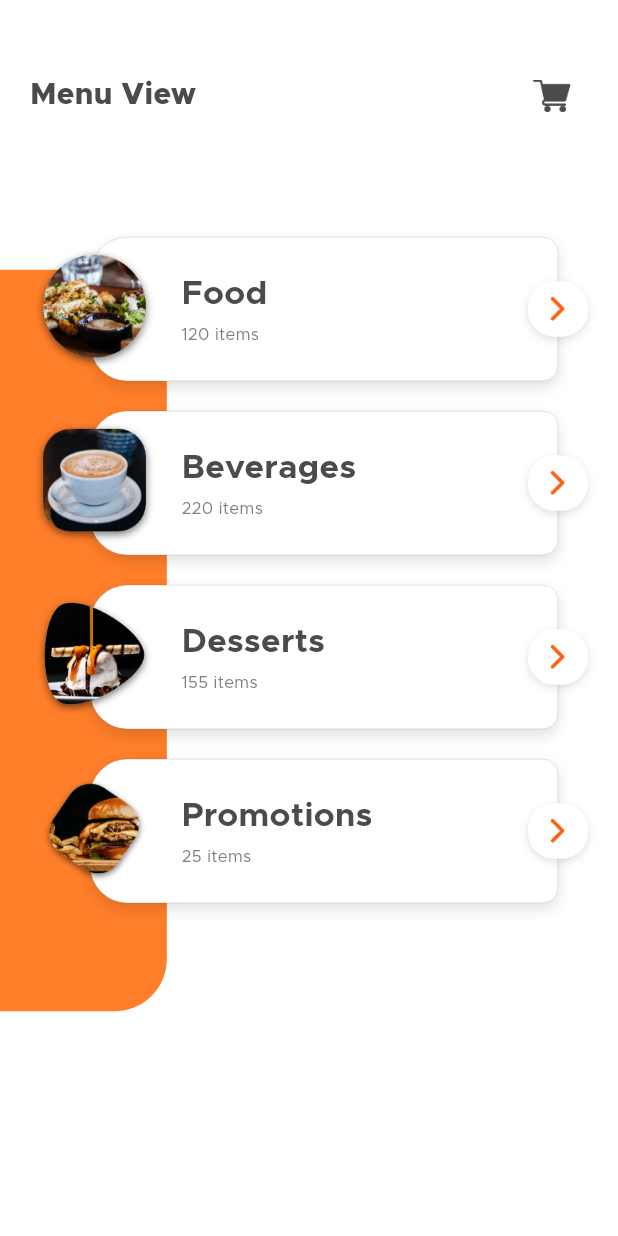
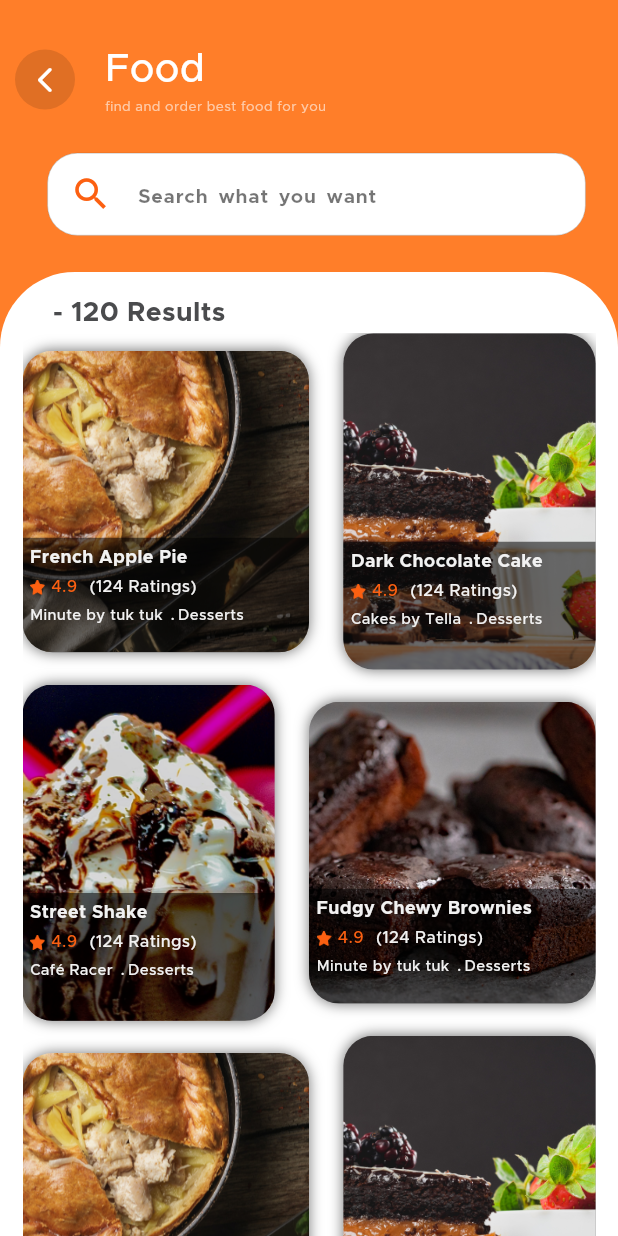
Before and after one commit to Farojeh/food-delivery-App, a Flutter app: the MenuView screen opened directly, after a tap on "Food", on a phone screen of 412 x 824 dp. Run offline on Flutter 3.47's test engine with Material 3 defaults, Android fonts, the phone set to English and light mode, and no system bars; our stand-ins replace awesome_snackbar_content, bloc, carousel_slider, device_preview, flutter_bloc, flutter_svg and 3 more; accounts and stored records are empty.

Commit message:
Menu Item View

```diff
--- /dev/null
+++ b/lib/Menu_view/menu_item_view.dart
@@ -0,0 +1,31 @@
+import 'package:advanced_project/Menu_view/controller/menu_item.dart';
+import 'package:advanced_project/Menu_view/widget/bottom_menu_item_view.dart';
+import 'package:advanced_project/Menu_view/widget/top_menu_item_view.dart';
+import 'package:advanced_project/utils/colors.dart';
+import 'package:flutter/material.dart';
+
+class MenuItemView extends StatelessWidget {
+  final MenuItem menuItem;
+  const MenuItemView({super.key, required this.menuItem});
+
+  @override
+  Widget build(BuildContext context) {
+
+    var media = MediaQuery.of(context).size;
+    return Scaffold(
+      backgroundColor: Colors.white,
+      body: Container(
+        height: media.height,
+        width: media.width,
+        color: ColorsMe.primaryback,
+        alignment: Alignment.bottomCenter,
+        child: Column(
+          children: [
+            TopMenuItemView(title: menuItem.name,),
+            BottomMenuItemView(count: menuItem.count,)
+             ],
+        ),
+      ),
+    );
+  }
+}
--- /dev/null
+++ b/lib/Menu_view/widget/bottom_menu_item_view.dart
@@ -0,0 +1,26 @@
+import 'package:advanced_project/Menu_view/widget/grid_view_menu_item.dart';
+import 'package:advanced_project/Menu_view/widget/title_result.dart';
+import 'package:flutter/material.dart';
+
+class BottomMenuItemView extends StatelessWidget {
+  final String count;
+  const BottomMenuItemView({super.key, required this.count});
+
+  @override
+  Widget build(BuildContext context) {
+    var media = MediaQuery.of(context).size;
+    return Expanded(
+      child: Container(
+        width: media.width,
+        decoration: const BoxDecoration(
+            color: Colors.white,
+            borderRadius: BorderRadius.only(
+                topLeft: Radius.circular(50), topRight: Radius.circular(50))),
+        child:  Column(
+          crossAxisAlignment: CrossAxisAlignment.start,
+          children: [TitleResult(count:count),const GridViewMenuItem()],
+        ),
+      ),
+    );
+  }
+}
--- /dev/null
+++ b/lib/Menu_view/widget/grid_view_menu_item.dart
@@ -0,0 +1,105 @@
+import 'package:advanced_project/Menu_view/widget/menu_item_custom_gridview.dart';
+import 'package:flutter/material.dart';
+import 'package:flutter_staggered_grid_view/flutter_staggered_grid_view.dart';
+
+class GridViewMenuItem extends StatelessWidget {
+  const GridViewMenuItem({super.key});
+
+  @override
+  Widget build(BuildContext context) {
+    List menuItemsArr = [
+      {
+        "image": "assets/images/dess_1.png",
+        "name": "French Apple Pie",
+        "rate": "4.9",
+        "rating": "124",
+        "type": "Minute by tuk tuk",
+        "food_type": "Desserts"
+      },
+      {
+        "image": "assets/images/dess_2.png",
+        "name": "Dark Chocolate Cake",
+        "rate": "4.9",
+        "rating": "124",
+        "type": "Cakes by Tella",
+        "food_type": "Desserts"
+      },
+      {
+        "image": "assets/images/dess_3.png",
+        "name": "Street Shake",
+        "rate": "4.9",
+        "rating": "124",
+        "type": "Café Racer",
+        "food_type": "Desserts"
+      },
+      {
+        "image": "assets/images/dess_4.png",
+        "name": "Fudgy Chewy Brownies",
+        "rate": "4.9",
+        "rating": "124",
+        "type": "Minute by tuk tuk",
+        "food_type": "Desserts"
+      },
+      {
+        "image": "assets/images/dess_1.png",
+        "name": "French Apple Pie",
+        "rate": "4.9",
+        "rating": "124",
+        "type": "Minute by tuk tuk",
+        "food_type": "Desserts"
+      },
+      {
+        "image": "assets/images/dess_2.png",
+        "name": "Dark Chocolate Cake",
+        "rate": "4.9",
+        "rating": "124",
+        "type": "Cakes by Tella",
+        "food_type": "Desserts"
+      },
+      {
+        "image": "assets/images/dess_3.png",
+        "name": "Street Shake",
+        "rate": "4.9",
+        "rating": "124",
+        "type": "Café Racer",
+        "food_type": "Desserts"
+      },
+      {
+        "image": "assets/images/dess_4.png",
+        "name": "Fudgy Chewy Brownies",
+        "rate": "4.9",
+        "rating": "124",
+        "type": "Minute by tuk tuk",
+        "food_type": "Desserts"
+      },
+    ];
+
+    return Expanded(
+      child: LayoutBuilder(
+          builder: (context, constraints) => Container(
+              margin: const EdgeInsets.symmetric(horizontal: 15),
+              height: constraints.maxHeight,
+              width: constraints.maxWidth,
+              child: GridView.custom(
+                  // physics: const NeverScrollableScrollPhysics(),
+                  // shrinkWrap: true,
+                  gridDelegate: SliverWovenGridDelegate.count(
+                    crossAxisCount: 2,
+                    mainAxisSpacing: 10,
+                    crossAxisSpacing: 0,
+                    pattern: [
+                      const WovenGridTile(0.95),
+                      const WovenGridTile(
+                        0.75,
+                        crossAxisRatio: 0.88,
+                        alignment: AlignmentDirectional.centerEnd,
+                      ),
+                    ],
+                  ),
+                  childrenDelegate: SliverChildBuilderDelegate(
+                      childCount: menuItemsArr.length,
+                      (context, index) =>
+                          MenuItemCustomGridview(obj: menuItemsArr[index]))))),
+    );
+  }
+}
--- /dev/null
+++ b/lib/Menu_view/widget/menu_item_custom_gridview.dart
@@ -0,0 +1,129 @@
+import 'package:advanced_project/utils/colors.dart';
+import 'package:flutter/material.dart';
+
+class MenuItemCustomGridview extends StatelessWidget {
+  final Map<dynamic, dynamic> obj;
+  const MenuItemCustomGridview({super.key, required this.obj});
+
+  @override
+  Widget build(BuildContext context) {
+    return LayoutBuilder(
+      builder: (context, constraints) => Container(
+        decoration: BoxDecoration(
+          boxShadow: const [
+            BoxShadow(
+              color: Colors.black54,
+              blurRadius: 7,
+            )
+          ],
+          borderRadius: BorderRadius.circular(20),
+        ),
+        child: Stack(
+          alignment: Alignment.bottomCenter,
+          children: [
+            ClipRRect(
+              borderRadius: BorderRadius.circular(20),
+              child: Image.asset(
+                obj["image"],
+                height: constraints.maxHeight,
+                width: constraints.maxWidth,
+                fit: BoxFit.cover,
+              ),
+            ),
+            Container(
+              height: constraints.maxHeight * 0.38,
+              decoration: const BoxDecoration(
+                  color: Colors.black54,
+                  borderRadius: BorderRadius.only(
+                      bottomLeft: Radius.circular(20),
+                      bottomRight: Radius.circular(20))),
+              child: Padding(
+                padding: const EdgeInsets.symmetric(horizontal: 5),
+                child: Column(
+                  crossAxisAlignment: CrossAxisAlignment.start,
+                  children: [
+                    const SizedBox(
+                      height: 5,
+                    ),
+                    Text(
+                      obj["name"],
+                      textAlign: TextAlign.center,
+                      style: TextStyle(
+                          color: ColorsMe.textbox,
+                          fontSize: 12,
+                          fontWeight: FontWeight.w700),
+                    ),
+                    const SizedBox(
+                      height: 3,
+                    ),
+                    Row(
+                      mainAxisAlignment: MainAxisAlignment.start,
+                      children: [
+                        Image.asset(
+                          "assets/images/rate.png",
+                          width: 10,
+                          height: 10,
+                          fit: BoxFit.cover,
+                        ),
+                        const SizedBox(
+                          width: 4,
+                        ),
+                        Text(
+                          obj["rate"],
+                          textAlign: TextAlign.center,
+                          style: TextStyle(
+                              color: ColorsMe.primary,
+                              fontSize: 11,
+                              fontWeight: FontWeight.w500),
+                        ),
+                        const SizedBox(
+                          width: 8,
+                        ),
+                        Text(
+                          "(${obj["rating"]} Ratings)",
+                          textAlign: TextAlign.center,
+                          style: TextStyle(
+                              color: ColorsMe.textbox,
+                              fontSize: 11,
+                              fontWeight: FontWeight.w500),
+                        ),
+                      ],
+                    ),
+                    const SizedBox(
+                      height: 3,
+                    ),
+                    Row(
+                      mainAxisAlignment: MainAxisAlignment.start,
+                      children: [
+                        Text(
+                          obj["type"],
+                          textAlign: TextAlign.center,
+                          style: style(10),
+                        ),
+                        Text(
+                          " . ",
+                          textAlign: TextAlign.center,
+                          style: style(11),
+                        ),
+                        Text(
+                          obj["food_type"],
+                          textAlign: TextAlign.center,
+                          style: style(10),
+                        ),
+                      ],
+                    )
+                  ],
+                ),
+              ),
+            )
+          ],
+        ),
+      ),
+    );
+  }
+
+  TextStyle style(double size) {
+    return TextStyle(
+        color: ColorsMe.textbox, fontSize: size, fontWeight: FontWeight.w500);
+  }
+}
--- a/lib/Menu_view/widget/menu_item_list.dart
+++ b/lib/Menu_view/widget/menu_item_list.dart
@@ -2,8 +2,10 @@ import 'package:advanced_project/Menu_view/controller/menu_item.dart';
 import 'package:advanced_project/Menu_view/cubit/menu_cubit.dart';
 import 'package:advanced_project/Menu_view/widget/menu_item_design.dart';
 import 'package:advanced_project/Menu_view/widget/menu_item_row.dart';
+import 'package:advanced_project/utils/app_router.dart';
 import 'package:flutter/material.dart';
 import 'package:flutter_bloc/flutter_bloc.dart';
+import 'package:go_router/go_router.dart';
 
 class MenuItemList extends StatelessWidget {
   const MenuItemList({super.key});
@@ -22,14 +24,7 @@ class MenuItemList extends StatelessWidget {
                 MenuItem mObj = state.menuArr[index];
                 return GestureDetector(
                   onTap: () {
-                    // Navigator.push(
-                    //   context,
-                    //   MaterialPageRoute(
-                    //     builder: (context) => MenuItemsView(
-                    //       mObj: mObj,
-                    //     ),
-                    //   ),
-                    // );
+                    GoRouter.of(context).push(AppRouter.menuitemview , extra: mObj);
                   },
                   child: Stack(
                     alignment: Alignment.centerRight,
--- /dev/null
+++ b/lib/Menu_view/widget/search_menu_item_view.dart
@@ -0,0 +1,38 @@
+import 'package:advanced_project/utils/colors.dart';
+import 'package:advanced_project/widget/custom_text_field.dart';
+import 'package:flutter/material.dart';
+
+class SearchMenuItemView extends StatelessWidget {
+  const SearchMenuItemView({super.key});
+
+  @override
+  Widget build(BuildContext context) {
+    return SizedBox(
+        width: MediaQuery.of(context).size.width * 0.9,
+        child: Card(
+            color: Colors.white.withOpacity(0),
+            shape:
+                RoundedRectangleBorder(borderRadius: BorderRadius.circular(40)),
+            elevation: 0,
+            child: CustomTextField(
+              height: 55,
+              onChanged: (value) {},
+              prefixIcon: Padding(
+                padding: const EdgeInsets.only(right: 10),
+                child: Icon(
+                  Icons.search,
+                  size: 28,
+                  color: ColorsMe.primary,
+                ),
+              ),
+              inputborder: OutlineInputBorder(
+                  borderRadius: BorderRadius.circular(20),
+                  borderSide:
+                      const BorderSide(color: Colors.black38, width: 0.3)),
+              hint: "  Search what you want",
+              hintcolor: Colors.black54,
+              hintsize: 13,
+              backgroundcolor: Colors.white,
+            )));
+  }
+}
--- /dev/null
+++ b/lib/Menu_view/widget/title_result.dart
@@ -0,0 +1,21 @@
+import 'package:advanced_project/utils/colors.dart';
+import 'package:flutter/material.dart';
+
+class TitleResult extends StatelessWidget {
+  final String count ;
+  const TitleResult({super.key, required this.count});
+
+  @override
+  Widget build(BuildContext context) {
+    return Padding(
+      padding: const EdgeInsets.only(top: 15, left: 30),
+      child: Text(
+        " - $count Results",
+        style: TextStyle(
+            fontSize: 18,
+            color: ColorsMe.primaryText,
+            fontWeight: FontWeight.bold),
+      ),
+    );
+  }
+}
--- /dev/null
+++ b/lib/Menu_view/widget/top_menu_item_view.dart
@@ -0,0 +1,26 @@
+import 'package:advanced_project/Menu_view/widget/search_menu_item_view.dart';
+import 'package:advanced_project/Menu_view/widget/top_title.dart';
+import 'package:flutter/material.dart';
+
+class TopMenuItemView extends StatelessWidget {
+  final String title ;
+  const TopMenuItemView({super.key, required this.title});
+
+  @override
+  Widget build(BuildContext context) {
+    var media = MediaQuery.of(context).size;
+    return Container(
+      padding: const EdgeInsets.only(top: 28, left: 10),
+      height: media.height * 0.22,
+      child:  Column(
+        children: [
+          TopTitle(title :title),
+          const SizedBox(
+            height: 20,
+          ),
+          const SearchMenuItemView()
+        ],
+      ),
+    );
+  }
+}
--- /dev/null
+++ b/lib/Menu_view/widget/top_title.dart
@@ -0,0 +1,54 @@
+import 'package:flutter/material.dart';
+import 'package:go_router/go_router.dart';
+
+class TopTitle extends StatelessWidget {
+  final String title ;
+  const TopTitle({super.key, required this.title});
+
+  @override
+  Widget build(BuildContext context) {
+    return Row(
+      crossAxisAlignment: CrossAxisAlignment.center,
+      children: [
+        GestureDetector(
+          onTap: () => GoRouter.of(context).pop(),
+          child: Container(
+            height: 40,
+            width: 40,
+            decoration: const BoxDecoration(
+              shape: BoxShape.circle,
+              color: Colors.black12,
+            ),
+            child: const Icon(
+              Icons.arrow_back_ios_new_rounded,
+              color: Colors.white,
+              size: 20,
+            ),
+          ),
+        ),
+        const SizedBox(
+          width: 20,
+        ),
+         Column(
+          crossAxisAlignment: CrossAxisAlignment.start,
+          children: [
+            Text(
+              title,
+              style:const TextStyle(
+                  fontSize: 26,
+                  color: Colors.white,
+                  fontWeight: FontWeight.w500),
+            ),
+           const Text(
+              "find and order best food for you",
+              style: TextStyle(
+                  fontSize: 9,
+                  color: Colors.white60,
+                  fontWeight: FontWeight.w200),
+            )
+          ],
+        ),
+      ],
+    );
+  }
+}
--- a/lib/home/widget/search_part.dart
+++ b/lib/home/widget/search_part.dart
@@ -2,7 +2,9 @@ import 'package:advanced_project/widget/custom_text_field.dart';
 import 'package:flutter/material.dart';
 
 class SearchPart extends StatelessWidget {
-  const SearchPart({super.key});
+  final double? height;
+  final Color color ;
+  const SearchPart({super.key, this.height, required this.color});
 
   @override
   Widget build(BuildContext context) {
@@ -11,6 +13,7 @@ class SearchPart extends StatelessWidget {
         shape: RoundedRectangleBorder(borderRadius: BorderRadius.circular(40)),
         elevation: 0,
         child: CustomTextField(
+          height: height,
           onChanged: (value) {},
           prefixIcon: const Padding(
             padding: EdgeInsets.only(right: 10),
@@ -31,7 +34,7 @@ class SearchPart extends StatelessWidget {
           hint: "  Search what you want",
           hintcolor: Colors.black54,
           hintsize: 13,
-          backgroundcolor: Color.fromARGB(255, 219, 219, 219).withOpacity(0.4),
+          backgroundcolor:color,
         ));
   }
 }
--- a/lib/home/widget/searh_row.dart
+++ b/lib/home/widget/searh_row.dart
@@ -18,7 +18,7 @@ class SearhRow extends StatelessWidget {
         children: [
           SizedBox(
               width: MediaQuery.of(context).size.width * 0.76,
-              child: const SearchPart()),
+              child: SearchPart(height: 53,color:const Color.fromARGB(255, 219, 219, 219).withOpacity(0.4),)),
           InkWell(
             onTap: () {
               cubit.changeshowcat(!cubit.returnshowcat());
--- a/lib/utils/app_router.dart
+++ b/lib/utils/app_router.dart
@@ -5,6 +5,8 @@ import 'package:advanced_project/Auth/views/loginview.dart';
 import 'package:advanced_project/Auth/views/reset_password_page.dart';
 import 'package:advanced_project/Auth/views/sign_up_view.dart';
 import 'package:advanced_project/Auth/views/welcom_view.dart';
+import 'package:advanced_project/Menu_view/controller/menu_item.dart';
+import 'package:advanced_project/Menu_view/menu_item_view.dart';
 import 'package:advanced_project/home/home_view.dart';
 import 'package:advanced_project/main_tab_view/main_tab_view.dart';
 import 'package:advanced_project/on_boarding/view/on_boarding_view.dart';
@@ -20,6 +22,7 @@ abstract class AppRouter {
   static const resetpassword = "/ResetPassword";
   static const onboarding = "/OnBoarding";
   static const maintabview = "/MainTabView";
+  static const menuitemview = "/MunuItemView";
 
   static final router = GoRouter(routes: [
     GoRoute(
@@ -63,5 +66,9 @@ abstract class AppRouter {
       path: maintabview,
       builder: (context, state) => const MainTabView(),
     ),
+     GoRoute(
+      path: menuitemview,
+      builder: (context, state) => MenuItemView(menuItem: state.extra as MenuItem,),
+    ),
   ]);
 }
--- a/lib/widget/custom_text_field.dart
+++ b/lib/widget/custom_text_field.dart
@@ -18,6 +18,7 @@ class CustomTextField extends StatefulWidget {
   final bool? isemail ;
   final bool? ispass ;
   final bool? iscoupon ;
+  final double? height ;
   const CustomTextField(
       {super.key,
       required this.hint,
@@ -30,7 +31,7 @@ class CustomTextField extends StatefulWidget {
       this.backgroundcolor,
       this.hintcolor,
       this.hintsize,
-      this.obscureText, this.isname, this.isemail, this.ispass, this.iscoupon});
+      this.obscureText, this.isname, this.isemail, this.ispass, this.iscoupon, this.height});
 
   @override
   State<CustomTextField> createState() => _CustomTextFieldState();
@@ -44,7 +45,7 @@ class _CustomTextFieldState extends State<CustomTextField> {
     return Padding(
       padding: const EdgeInsets.symmetric(horizontal: 2),
       child: SizedBox(
-        height: 53,
+        height:widget.height??null,
         child: TextFormField(
           obscureText: widget.obscureText != null ? pv : false,
           onChanged: widget.onChanged,
--- a/pubspec.yaml
+++ b/pubspec.yaml
@@ -36,6 +36,7 @@ dependencies:
   flutter:
     sdk: flutter
   flutter_bloc: ^9.0.0
+  flutter_staggered_grid_view: ^0.7.0
   go_router: ^14.8.0
   percent_indicator: ^4.2.4
   shared_preferences: ^2.5.2
```
Also changed, not shown: assets/images/dess_1.png (added), assets/images/dess_2.png (added), assets/images/dess_3.png (added), assets/images/dess_4.png (added), pubspec.lock.
